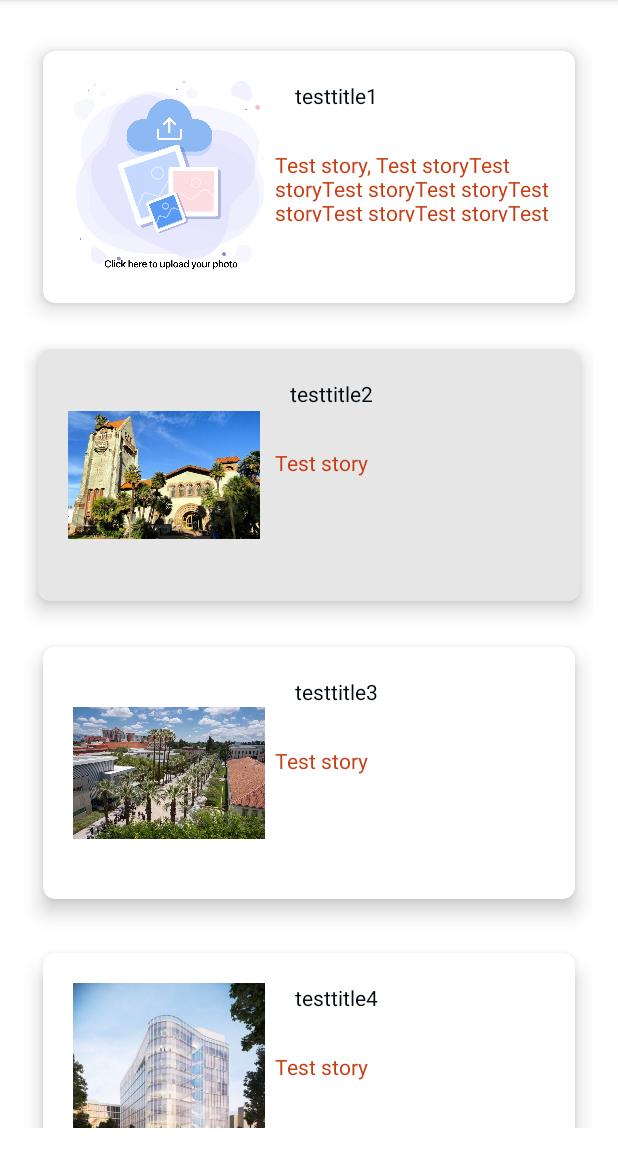
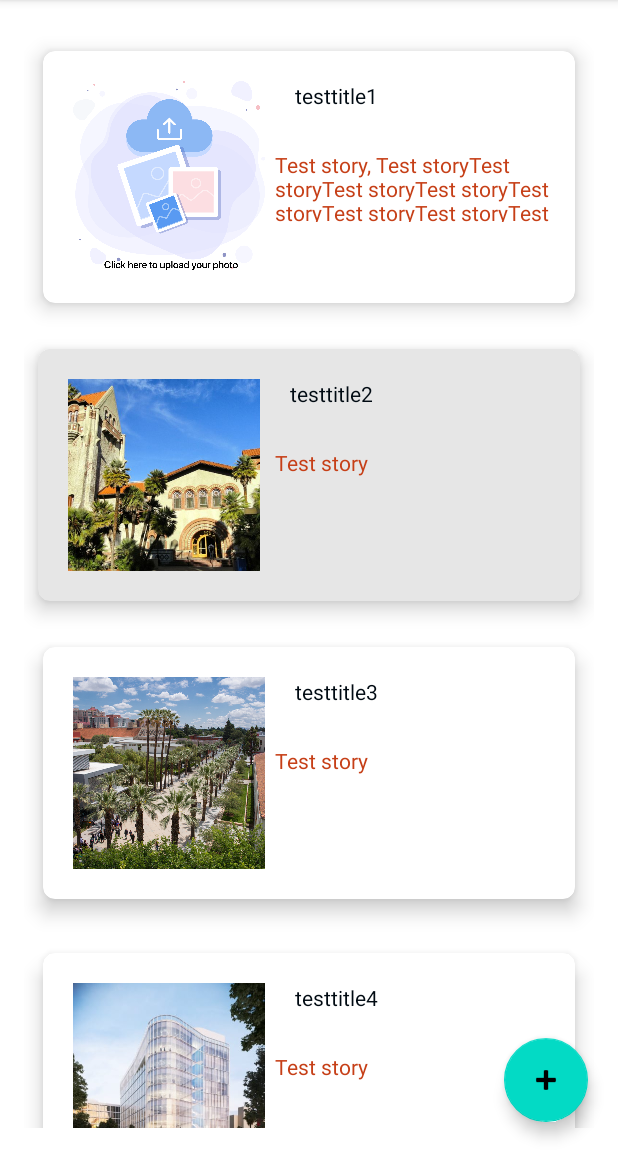
Before and after one commit to shreyaghotankar/MyAppAndroid, an Android app: the screen it shows after launch (MainActivity), on a phone screen of 412 x 824 dp, the part 84-1236 px from its top. Run offline under Robolectric (Android 15) with nearby library versions, the phone set to English and light mode, and no system bars.

```diff
--- a/app/src/main/java/sjsu/cmpelkk/myappandroid/DataItem.kt
+++ b/app/src/main/java/sjsu/cmpelkk/myappandroid/DataItem.kt
@@ -11,6 +11,9 @@ data class DataItem(
     val imagename: Int, //String?
 ): Serializable
 
+//val yourDrawable  = ResourcesCompat.getDrawable(resources, R.drawable.sjsu1, null)
+//Uri.parse("android.resource://" + packageName + "/" + R.drawable.sjsu1)
+
 public val carddefaultdata = listOf<DataItem>(
     DataItem("name1", "testtitle1", "Test story, Test storyTest storyTest storyTest storyTest storyTest storyTest storyTest storyTest storyTest storyTest storyTest story", false, 4, R.drawable.imageupload),
     DataItem("name2", "testtitle2", "Test story", true, 4, R.drawable.sjsu1),
--- a/app/src/main/java/sjsu/cmpelkk/myappandroid/MainActivity.kt
+++ b/app/src/main/java/sjsu/cmpelkk/myappandroid/MainActivity.kt
@@ -1,5 +1,6 @@
 package sjsu.cmpelkk.myappandroid
 
+import android.app.Activity
 import android.app.ActivityOptions
 import android.content.Context
 import android.content.Intent
@@ -9,24 +10,52 @@ import android.graphics.BitmapFactory
 import android.graphics.Color
 import android.os.Bundle
 import android.view.LayoutInflater
+import android.view.View
 import android.view.ViewGroup
 import android.widget.ImageView
 import android.widget.TextView
+import android.widget.Toast
 import androidx.appcompat.app.AppCompatActivity
 import androidx.cardview.widget.CardView
 import androidx.recyclerview.widget.RecyclerView
 import com.google.android.material.snackbar.Snackbar
 import java.io.Serializable
 
-
+const val POST_REQUEST_CODE = 32
 class MainActivity : AppCompatActivity() {
+    var datalist: MutableList<DataItem> = mutableListOf()
+    lateinit var recyclerCard: RecyclerView
     override fun onCreate(savedInstanceState: Bundle?) {
         super.onCreate(savedInstanceState)
         setContentView(R.layout.activity_main)
 
-        val recyclerCard: RecyclerView = findViewById(R.id.cardrecyclerview)
-        recyclerCard.adapter = MainCardAdapter(carddefaultdata)
+        recyclerCard = findViewById(R.id.cardrecyclerview)
+        datalist = carddefaultdata.toMutableList()
+        recyclerCard.adapter = MainCardAdapter(datalist) //(carddefaultdata)
 
+        val fab: View = findViewById(R.id.floatingActionButton)
+        fab.setOnClickListener { view ->
+            val intent = Intent(this, PostActivity::class.java)
+            //startActivity(intent)
+            startActivityForResult(intent, POST_REQUEST_CODE)
+        }
+
+    }
+
+    override fun onActivityResult(requestCode: Int, resultCode: Int, data: Intent?) {
+        super.onActivityResult(requestCode, resultCode, data)
+        if (resultCode == Activity.RESULT_OK && requestCode == POST_REQUEST_CODE) {
+            Toast.makeText(this, data?.dataString, Toast.LENGTH_LONG).show()//title data
+            val dataitem: DataItem? = data?.extras?.get("NewDataItem") as? DataItem
+            if (dataitem != null) {
+                datalist.add(datalist.lastIndex+1, dataitem)
+                val myadapter = recyclerCard.adapter
+                if (myadapter != null) {
+                    myadapter.notifyDataSetChanged()
+                }
+
+            }
+        }
     }
 }
 
@@ -38,8 +67,7 @@ class MainCardViewHolder(val cardView: CardView) : RecyclerView.ViewHolder(cardV
     fun bind(oneitem: DataItem) {
         title.text = oneitem.title
         story.text = oneitem.story
-        image.setImageResource(oneitem.imagename)//R.drawable.imageupload)
-
+        image.setImageResource(oneitem.imagename)//Use a resource id to set the content of the ImageView., R.drawable.imageupload)
         val context = cardView.context
         cardView.setOnClickListener {
             var position: Int = adapterPosition
@@ -66,7 +94,7 @@ class MainCardViewHolder(val cardView: CardView) : RecyclerView.ViewHolder(cardV
 
 }
 
-class MainCardAdapter(val data: List<DataItem>) : RecyclerView.Adapter<MainCardViewHolder>()
+class MainCardAdapter(var data: List<DataItem>) : RecyclerView.Adapter<MainCardViewHolder>()
 {
     override fun onCreateViewHolder(parent: ViewGroup, viewType: Int): MainCardViewHolder {
         //TODO("Not yet implemented")
--- a/app/src/main/res/layout/activity_main.xml
+++ b/app/src/main/res/layout/activity_main.xml
@@ -13,4 +13,16 @@
         android:padding="16dp"
         android:clipToPadding="true"
         app:layoutManager="androidx.recyclerview.widget.LinearLayoutManager"/>
+
+    <com.google.android.material.floatingactionbutton.FloatingActionButton
+        android:id="@+id/floatingActionButton"
+        android:layout_width="wrap_content"
+        android:layout_height="wrap_content"
+        android:layout_marginEnd="20dp"
+        android:layout_marginBottom="20dp"
+        android:clickable="true"
+        android:layout_gravity="end|bottom"
+        app:layout_constraintBottom_toBottomOf="parent"
+        app:layout_constraintEnd_toEndOf="parent"
+        app:srcCompat="@android:drawable/ic_input_add" />
 </androidx.constraintlayout.widget.ConstraintLayout>
--- a/app/src/main/res/layout/activity_post.xml
+++ b/app/src/main/res/layout/activity_post.xml
@@ -68,7 +68,7 @@
                 android:text="@string/titletext" />
 
             <EditText
-                android:id="@+id/editTextTextPersonName"
+                android:id="@+id/entertitletextview"
                 android:layout_width="match_parent"
                 android:layout_height="wrap_content"
                 android:layout_margin="@dimen/bigpad"
--- a/app/src/main/res/layout/card_item_view.xml
+++ b/app/src/main/res/layout/card_item_view.xml
@@ -24,6 +24,7 @@
             android:layout_marginStart="20dp"
             android:layout_marginTop="20dp"
             android:layout_marginBottom="20dp"
+            android:scaleType="centerCrop"
             app:layout_constraintBottom_toBottomOf="parent"
             app:layout_constraintStart_toStartOf="parent"
             app:layout_constraintTop_toTopOf="parent"
```
Also changed, not shown: app/src/main/AndroidManifest.xml (+10 -2 lines), app/src/main/java/sjsu/cmpelkk/myappandroid/DetailScrollingActivity.kt (+6 -1 lines), app/src/main/java/sjsu/cmpelkk/myappandroid/PostActivity.kt (+60 -10 lines), app/src/main/java/sjsu/cmpelkk/myappandroid/myutil/imageUtil.kt (added, +61 -0 lines).
